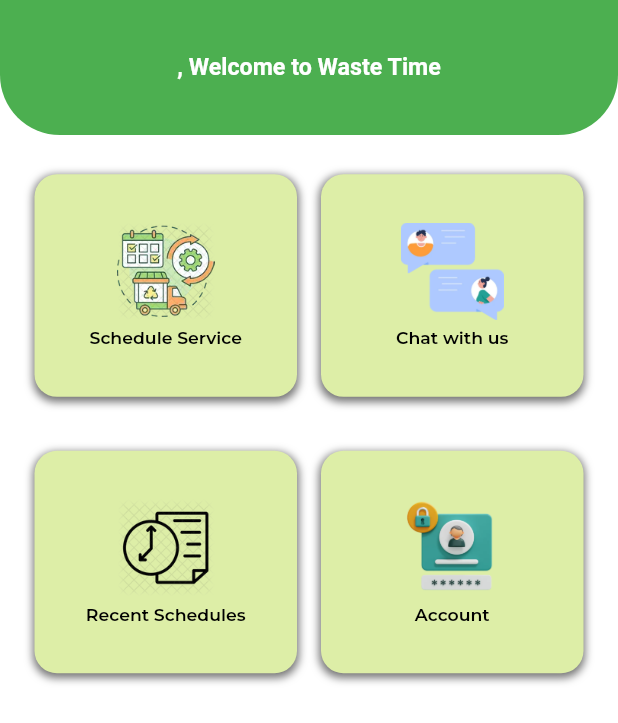
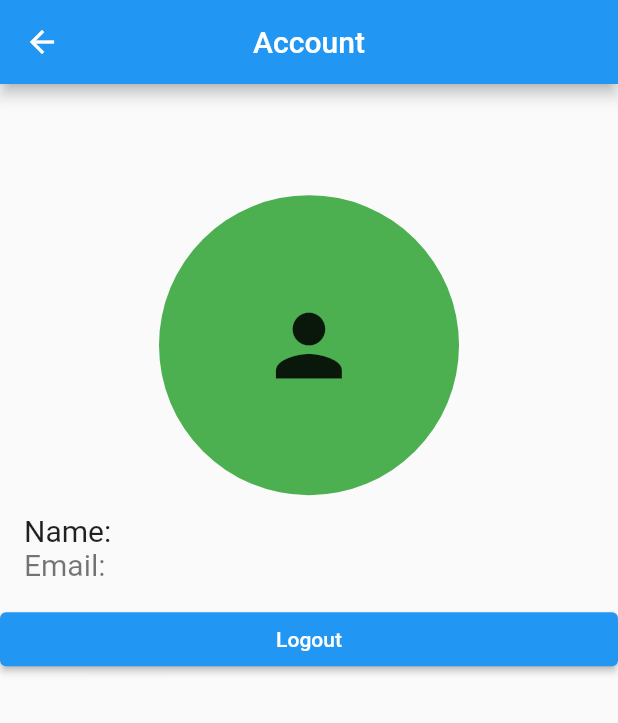
Before and after one commit to alexbbumba/waste_time, a Flutter app: the screen it shows once a user with an empty profile is signed in, after a tap on "Account", on a phone screen of 412 x 824 dp. Shown: the top 723 px of the screen. Run offline on Flutter 3.47's test engine with Material 2 defaults, Android fonts, the light colour scheme and no system bars; our stand-ins replace cloud_firestore, firebase_auth, firebase_core, geolocator, get, google_fonts and 2 more; accounts and stored records are empty.

Commit message:
added accounts and chat page

```diff
--- a/lib/main.dart
+++ b/lib/main.dart
@@ -1,5 +1,6 @@
 import 'package:firebase_core/firebase_core.dart';
 import 'package:flutter/material.dart';
+import 'package:flutter/services.dart';
 import 'package:waste_time/firebase_options.dart';
 import 'package:waste_time/pages/company/company.dart';
 import 'package:waste_time/pages/customer/customer.dart';
@@ -11,6 +12,13 @@ import 'package:waste_time/globals.dart';
 Future<void> main() async {
   WidgetsFlutterBinding.ensureInitialized();
   await Firebase.initializeApp(options: DefaultFirebaseOptions.currentPlatform);
+  SystemChrome.setPreferredOrientations(
+    [
+      DeviceOrientation.portraitUp,
+      DeviceOrientation.portraitDown,
+    ],
+  );
+
   runApp(const MyApp());
 }
 
--- /dev/null
+++ b/lib/pages/customer/account.dart
@@ -0,0 +1,65 @@
+import 'package:firebase_auth/firebase_auth.dart';
+import 'package:flutter/material.dart';
+import 'package:waste_time/authenticate/signin.dart';
+
+class CustomerAccount extends StatefulWidget {
+  const CustomerAccount({super.key});
+
+  @override
+  State<CustomerAccount> createState() => _CustomerAccountState();
+}
+
+class _CustomerAccountState extends State<CustomerAccount> {
+  final User? user = FirebaseAuth.instance.currentUser;
+  @override
+  Widget build(BuildContext context) {
+    final size = MediaQuery.of(context).size;
+    return Scaffold(
+      appBar: AppBar(
+        centerTitle: true,
+        title: const Text("Account"),
+      ),
+      body: ListView(
+        children: [
+          SizedBox(
+            height: size.height * 0.09,
+          ),
+          Container(
+            height: 200,
+            width: 200,
+            decoration: const BoxDecoration(
+                color: Colors.green, shape: BoxShape.circle),
+            child: Center(
+                child: Icon(
+              Icons.person,
+              size: size.height * 0.08,
+            )),
+          ),
+          ListTile(
+            title: Text(
+              "Name:  ${user!.displayName}",
+              style: const TextStyle(fontSize: 20),
+            ),
+            subtitle: Text(
+              "Email:  ${user!.email}",
+              style: const TextStyle(fontSize: 20),
+            ),
+          ),
+          ElevatedButton(
+              onPressed: () async {
+                FirebaseAuth auth = FirebaseAuth.instance;
+
+                await auth.signOut();
+                if (context.mounted) {
+                  Navigator.of(context).push(
+                    MaterialPageRoute(
+                        builder: (BuildContext context) => const SignIn()),
+                  );
+                }
+              },
+              child: const Text("Logout"))
+        ],
+      ),
+    );
+  }
+}
--- a/lib/pages/customer/customer.dart
+++ b/lib/pages/customer/customer.dart
@@ -1,6 +1,6 @@
 import 'package:flutter/material.dart';
 // import 'package:firebase_auth/firebase_auth.dart';
-import 'package:waste_time/pages/home.dart';
+import 'package:waste_time/pages/customer/customer_home.dart';
 
 class MainCustomer extends StatefulWidget {
   const MainCustomer({super.key});
--- a/lib/pages/home.dart
+++ b/lib/pages/customer/customer_home.dart
@@ -1,8 +1,11 @@
 import 'package:flutter/material.dart';
 import 'package:firebase_auth/firebase_auth.dart';
+import 'package:waste_time/pages/customer/account.dart';
 import 'package:waste_time/pages/customer/schedule/maps_ui.dart';
 import 'package:waste_time/widgets/resuable_card.dart';
 import 'package:waste_time/widgets/reusable_card_content.dart';
+
+import 'chat.dart';
 
 class Home extends StatefulWidget {
   const Home({super.key});
@@ -68,12 +71,10 @@ class _HomeState extends State<Home> {
                               label: 'Chat with us',
                             ),
                             action: () {
-                              // Navigator.of(context).pushAndRemoveUntil(
-                              //     MaterialPageRoute(
-                              //         builder: (context) => const DistrictsPage(
-                              //               screen: 'home',
-                              //             )),
-                              //     (route) => true);
+                              Navigator.of(context).pushAndRemoveUntil(
+                                  MaterialPageRoute(
+                                      builder: (context) => const Chat()),
+                                  (route) => true);
                             },
                           ),
                         ),
@@ -109,11 +110,11 @@ class _HomeState extends State<Home> {
                               label: 'Account',
                             ),
                             action: () async {
-                              // Navigator.of(context).push(
-                              //   MaterialPageRoute(
-                              //       builder: (BuildContext context) =>
-                              //           const FarmerGrpMembers()),
-                              // );
+                              Navigator.of(context).push(
+                                MaterialPageRoute(
+                                    builder: (BuildContext context) =>
+                                        const CustomerAccount()),
+                              );
                             },
                           ),
                         )
--- a/lib/pages/customer/schedule/company_selection.dart
+++ b/lib/pages/customer/schedule/company_selection.dart
@@ -51,6 +51,7 @@ class _CompanySelectionState extends State<CompanySelection> {
                 ),
                 onTap: () async {
                   await companiesAdmin.updateSelectedWasteCompany(results.name);
+                  await companiesAdmin.updateCompanyId(results.id);
                   if (context.mounted) {
                     Navigator.pop(context);
                   }
--- a/pubspec.yaml
+++ b/pubspec.yaml
@@ -44,6 +44,8 @@ dependencies:
   cloud_firestore: ^4.5.2
   google_fonts: ^4.0.3
   get: ^4.6.5
+  sensors_plus: ^3.0.2
+  http: ^1.1.0
 
 dev_dependencies:
   flutter_test:
```
Also changed, not shown: lib/controllers/schedule_controller.dart (+43 -1 lines), lib/pages/customer/chat.dart (added, +62 -0 lines), lib/pages/customer/schedule/maps_ui.dart (+100 -15 lines), lib/pages/customer/schedule/waste_estimation_screen.dart (added, +186 -0 lines), lib/pages/customer/accountInfo.dart (deleted), pubspec.lock.
